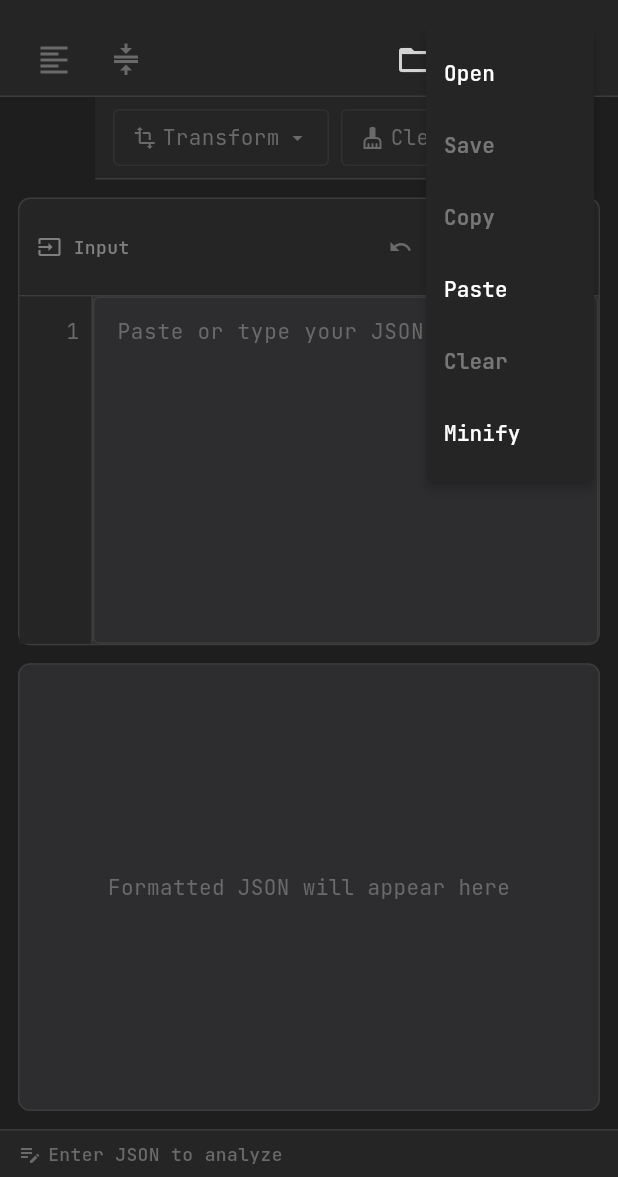
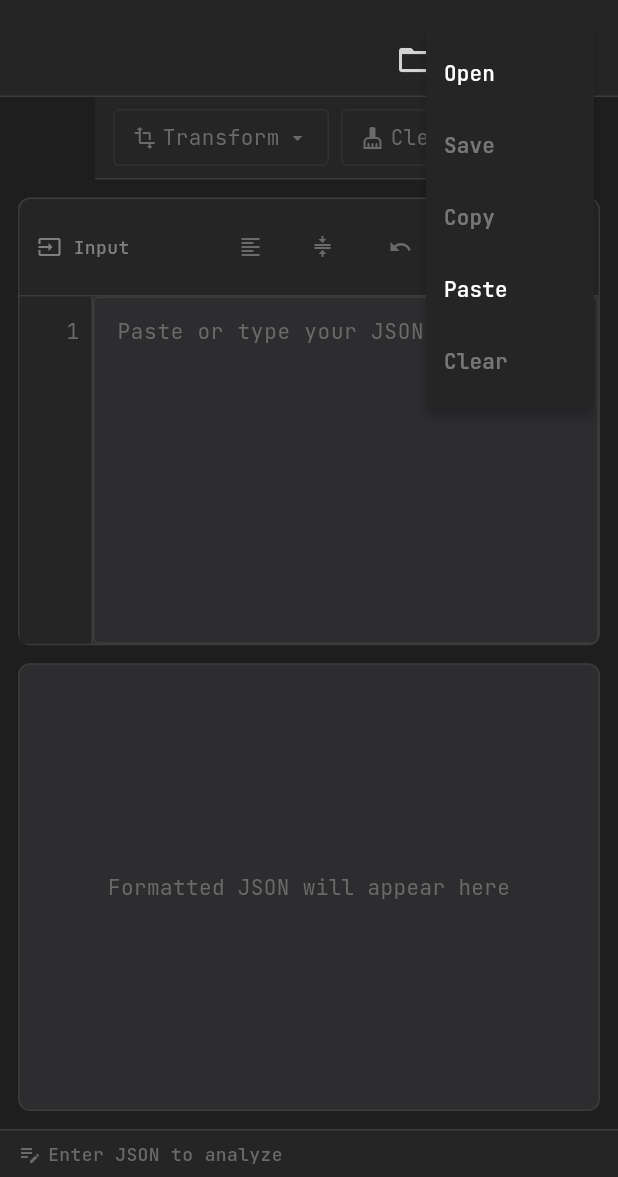
Before and after one commit to az-coder-123/jsonlens, a Flutter app: the screen it shows after launch, after a tap on the "more vert" icon, on a phone screen of 412 x 824 dp, the part 59-1236 px from its top. Run offline on Flutter 3.47's test engine with Material 3 defaults, Android fonts, the phone set to English and light mode, and no system bars; our stand-ins replace connectivity_plus, flutter_highlight, flutter_riverpod, google_fonts, package_info_plus, shared_preferences; missing offline and left inert: file_selector; network calls fail.

Commit message:
feat: add format and minify buttons to JSON input area and remove from toolbar
Co-authored-by: Copilot <copilot@github.com>

```diff
--- a/lib/features/json_analyzer/widgets/json_input_area.dart
+++ b/lib/features/json_analyzer/widgets/json_input_area.dart
@@ -235,6 +235,8 @@ class _JsonInputAreaState extends ConsumerState<JsonInputArea> {
             ),
           ),
           const Spacer(),
+          // Format & Minify shortcuts
+          if (!isReadOnlyMode) _buildFormatMinifyButtons(),
           // Undo / Redo buttons
           if (!isReadOnlyMode) _buildUndoRedoButtons(),
           // Find & Replace toggle
@@ -463,6 +465,64 @@ class _JsonInputAreaState extends ConsumerState<JsonInputArea> {
   }
 
   /// Undo / Redo icon buttons driven by [UndoHistoryController].
+  Widget _buildFormatMinifyButtons() {
+    final isValid = ref.watch(isValidProvider);
+    final isEmpty = ref.watch(isEmptyProvider);
+    final enabled = isValid && !isEmpty;
+    return Row(
+      mainAxisSize: MainAxisSize.min,
+      children: [
+        IconButton(
+          tooltip: AppStrings.format,
+          icon: Icon(
+            Icons.format_align_left,
+            size: AppDimensions.iconSizeS,
+            color: enabled ? AppColors.textSecondary : AppColors.textMuted,
+          ),
+          onPressed: enabled
+              ? () async {
+                  await ref.read(jsonAnalyzerProvider.notifier).format();
+                  if (mounted) {
+                    ScaffoldMessenger.of(context).showSnackBar(SnackBar(
+                      content: Text(AppStrings.formatted),
+                      duration: const Duration(seconds: 2),
+                      behavior: SnackBarBehavior.floating,
+                      margin: const EdgeInsets.all(AppDimensions.paddingM),
+                    ));
+                  }
+                }
+              : null,
+          padding: EdgeInsets.zero,
+          constraints: const BoxConstraints(minWidth: 28, minHeight: 28),
+        ),
+        IconButton(
+          tooltip: AppStrings.minify,
+          icon: Icon(
+            Icons.compress,
+            size: AppDimensions.iconSizeS,
+            color: enabled ? AppColors.textSecondary : AppColors.textMuted,
+          ),
+          onPressed: enabled
+              ? () async {
+                  await ref.read(jsonAnalyzerProvider.notifier).minify();
+                  if (mounted) {
+                    ScaffoldMessenger.of(context).showSnackBar(SnackBar(
+                      content: Text(AppStrings.minified),
+                      duration: const Duration(seconds: 2),
+                      behavior: SnackBarBehavior.floating,
+                      margin: const EdgeInsets.all(AppDimensions.paddingM),
+                    ));
+                  }
+                }
+              : null,
+          padding: EdgeInsets.zero,
+          constraints: const BoxConstraints(minWidth: 28, minHeight: 28),
+        ),
+        const SizedBox(width: 4),
+      ],
+    );
+  }
+
   Widget _buildUndoRedoButtons() {
     return ValueListenableBuilder<UndoHistoryValue>(
       valueListenable: _undoController,
--- a/lib/features/json_analyzer/widgets/toolbar.dart
+++ b/lib/features/json_analyzer/widgets/toolbar.dart
@@ -44,30 +44,6 @@ class Toolbar extends ConsumerWidget {
             final clearEnabled = !isEmpty;
             return Row(
               children: [
-                IconButton(
-                  tooltip: AppStrings.format,
-                  onPressed: isValid && !isEmpty
-                      ? () => _handleFormat(ref)
-                      : null,
-                  icon: Icon(
-                    Icons.format_align_left,
-                    color: isValid && !isEmpty
-                        ? AppColors.textPrimary
-                        : AppColors.textMuted,
-                  ),
-                ),
-                IconButton(
-                  tooltip: AppStrings.minify,
-                  onPressed: isValid && !isEmpty
-                      ? () => _handleMinify(ref)
-                      : null,
-                  icon: Icon(
-                    Icons.compress,
-                    color: isValid && !isEmpty
-                        ? AppColors.textPrimary
-                        : AppColors.textMuted,
-                  ),
-                ),
                 const Spacer(),
                 IconButton(
                   tooltip: AppStrings.open,
@@ -102,9 +78,6 @@ class Toolbar extends ConsumerWidget {
                       case 'open':
                         await _handleOpen(ref);
                         break;
-                      case 'minify':
-                        if (isValid && !isEmpty) await _handleMinify(ref);
-                        break;
                     }
                   },
                   itemBuilder: (context) => [
@@ -128,10 +101,6 @@ class Toolbar extends ConsumerWidget {
                       enabled: clearEnabled,
                       child: Text(AppStrings.clear),
                     ),
-                    PopupMenuItem(
-                      value: 'minify',
-                      child: Text(AppStrings.minify),
-                    ),
                   ],
                 ),
               ],
@@ -148,30 +117,6 @@ class Toolbar extends ConsumerWidget {
                 child: Row(
                   mainAxisSize: MainAxisSize.min,
                   children: [
-                    // Left group: Format, Minify
-                    Row(
-                      mainAxisSize: MainAxisSize.min,
-                      children: [
-                        _ToolbarButton(
-                          icon: Icons.format_align_left,
-                          label: AppStrings.format,
-                          onPressed: isValid && !isEmpty
-                              ? () async => await _handleFormat(ref)
-                              : null,
-                        ),
-                        const SizedBox(width: AppDimensions.paddingS),
-                        _ToolbarButton(
-                          icon: Icons.compress,
-                          label: AppStrings.minify,
-                          onPressed: isValid && !isEmpty
-                              ? () async => await _handleMinify(ref)
-                              : null,
-                        ),
-                      ],
-                    ),
-
-                    const SizedBox(width: 70),
-
                     // Right group: File / Edit / Export
                     Row(
                       mainAxisSize: MainAxisSize.min,
@@ -256,21 +201,11 @@ class Toolbar extends ConsumerWidget {
     );
   }
 
-  Future<void> _handleFormat(WidgetRef ref) async {
-    await ref.read(jsonAnalyzerProvider.notifier).format();
-    onShowMessage(AppStrings.formatted);
-  }
-
   void _showFetchDialog(BuildContext context) {
     showDialog<void>(
       context: context,
       builder: (_) => const HttpRequestDialog(),
     );
-  }
-
-  Future<void> _handleMinify(WidgetRef ref) async {
-    await ref.read(jsonAnalyzerProvider.notifier).minify();
-    onShowMessage(AppStrings.minified);
   }
 
   void _handleClear(WidgetRef ref) {
```
